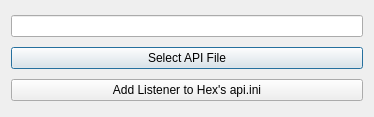
Old version of the form GUI/setupAPI.ui in the repository JeffHoogland/HexAPIStreamingTools.
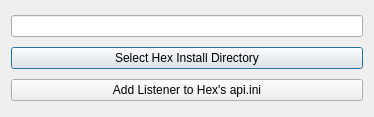
New version of the form.

Commit message: Improved logic for locating hex install directory

Patch:
```diff
--- a/GUI/setupAPI.ui
+++ b/GUI/setupAPI.ui
@@ -27,7 +27,7 @@
    <item>
     <widget class="QPushButton" name="selectAPIFileButton">
      <property name="text">
-      <string>Select API File</string>
+      <string>Select Hex Install Directory</string>
      </property>
     </widget>
    </item>
```
The commit also changes 4 other files.
